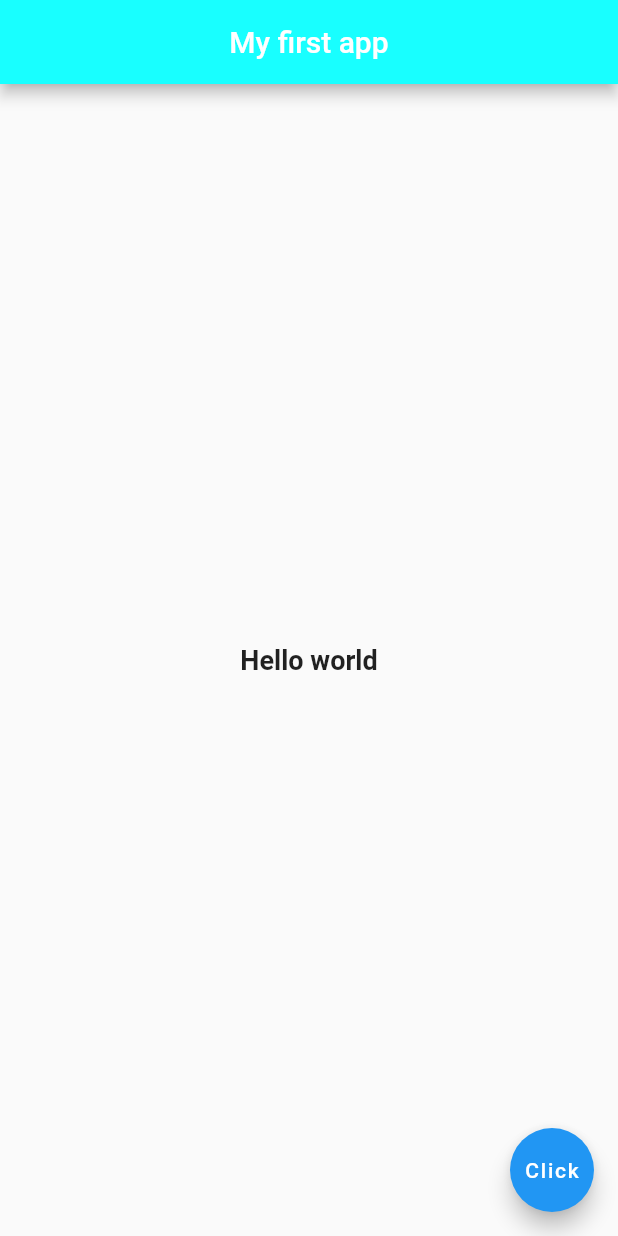
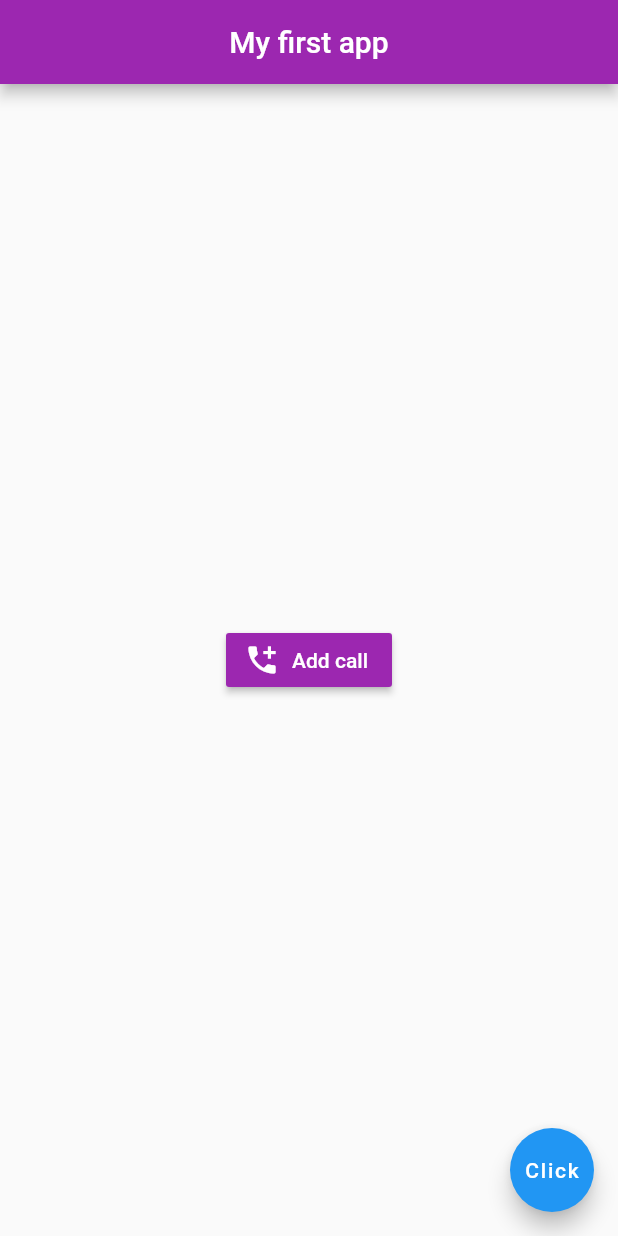
Before and after one commit to andylim0221/flutter-app, a Flutter app: the screen it shows after launch, on a phone screen of 412 x 824 dp. Run offline on Flutter 3.47's test engine with Material 2 defaults, Android fonts, the phone set to English and light mode, and no system bars.

Commit message:
Learn buttons, styles, icon, stateless widget, images

```diff
--- a/lib/main.dart
+++ b/lib/main.dart
@@ -1,22 +1,33 @@
 import 'package:flutter/material.dart';
 
 void main() => runApp(MaterialApp(
-  home:Scaffold(
+  home:Test()
+));
+
+class Test extends StatelessWidget {
+  @override
+  Widget build(BuildContext context) {
+    return Scaffold(
       appBar: AppBar(
-    title:Text('My first app'),
+        title:Text('My first app',style: TextStyle(color: Colors.white),),
         centerTitle: true,
-    backgroundColor: Colors.cyanAccent,
+        backgroundColor: Colors.purple,
       ),
       body: Center(
-        child:Text('Hello world',
-        style: TextStyle(
-          fontSize: 18,
-          fontWeight: FontWeight.bold,
-        ),),
+        child: RaisedButton.icon(
+          onPressed: (){print('Hello');},
+          icon:Icon(
+            Icons.add_call,
+            color: Colors.white,
+          ),
+          label:Text('Add call',style: TextStyle(color: Colors.white)),
+          color: Colors.purple,
+        )
         ),
       floatingActionButton: FloatingActionButton(
         child:Text('Click'),
-     onPressed: (){},
+        onPressed: (){print('Hello');},
       ),
-  ),
-));
+    );
+  }
+}
```
Lines whose indentation alone changed are shown as unchanged.
